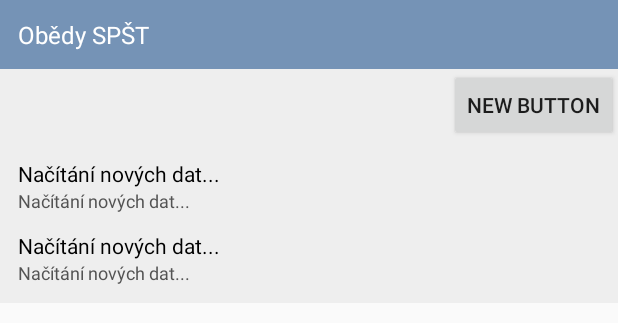
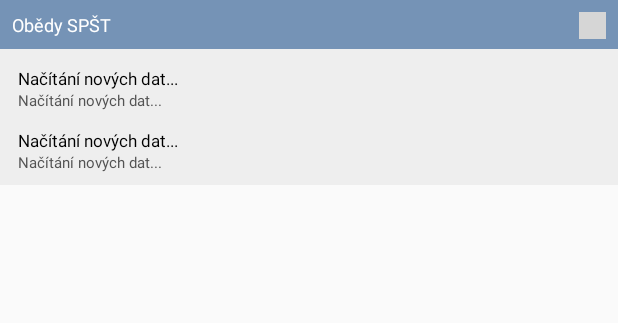
Before and after one commit to ArkayCZ/SPST-Lunchez, an Android app: the layout basic_widget.xml on its own in the app's theme, with its tools: preview values and no code run, on a phone screen of 412 x 824 dp. Shown: the top 323 px of the screen. Run offline under Robolectric (Android 15) with nearby library versions, the phone set to English and light mode, and no system bars; grey boxes are pictures that could not be loaded.

Commit message:
Implemented the refresh button to the widget.

```diff
--- a/app/build.gradle
+++ b/app/build.gradle
@@ -9,7 +9,7 @@ android {
         minSdkVersion 15
         targetSdkVersion 23
         versionCode 1
-        versionName "1.0"
+        versionName "1.1"
     }
     buildTypes {
         release {
--- a/app/src/main/AndroidManifest.xml
+++ b/app/src/main/AndroidManifest.xml
@@ -23,12 +23,10 @@
         <receiver android:name=".BasicWidgetProvider">
             <intent-filter>
                 <action android:name="android.appwidget.action.APPWIDGET_UPDATE" />
+                <action android:name="org.nexussoft.spstlunches.BasicWidgetProvider.UPDATE_ACTION" />
             </intent-filter>
             <meta-data android:name="android.appwidget.provider"
                 android:resource="@xml/basic_appwidget_info" />
         </receiver>
-
-
     </application>
-
 </manifest>
--- a/app/src/main/java/org/nexussoft/spstlunches/BasicWidgetProvider.java
+++ b/app/src/main/java/org/nexussoft/spstlunches/BasicWidgetProvider.java
@@ -29,25 +29,28 @@ public class BasicWidgetProvider extends AppWidgetProvider {
     public void onUpdate(Context context, AppWidgetManager appWidgetManager, int[] appWidgetIds) {
         super.onUpdate(context, appWidgetManager, appWidgetIds);
 
-        Log.i("WIDGET", "Doing stuff with the widget!");
-
         mViews = new RemoteViews(context.getPackageName(), R.layout.basic_widget);
         mManager = appWidgetManager;
         mWidgetIds = appWidgetIds;
+        mContext = context;
 
-        mViews.setTextViewText(R.id.lunch_1_title, "TITLE!");
-        Intent updateIntent = new Intent(context, BasicWidgetProvider.class);
-        updateIntent.setAction(UPDATE_ACTION);
-        PendingIntent updatePendingIntent = PendingIntent.getBroadcast(context, 0, updateIntent, PendingIntent.FLAG_UPDATE_CURRENT);
-        mViews.setOnClickPendingIntent(R.id.refresh_button, updatePendingIntent);
-
+        mViews.setOnClickPendingIntent(R.id.refresh_button, getPendingSelfIntent(context, UPDATE_ACTION));
         new DownloadTask().execute();
     }
 
     @Override
     public void onReceive(Context context, Intent intent) {
+        super.onReceive(context, intent);
+
         mContext = context;
-        Log.i("TAG", "Received!");
+        mClickUpdate = true;
+
+        new DownloadTask().execute();
+    }
+
+    public PendingIntent getPendingSelfIntent(Context context, String action) {
+        Intent intent = new Intent(context, getClass()).setAction(action);
+        return PendingIntent.getBroadcast(context, 0, intent, PendingIntent.FLAG_UPDATE_CURRENT);
     }
 
     private class DownloadTask extends AsyncTask<Void, Void, Void> {
@@ -56,7 +59,7 @@ public class BasicWidgetProvider extends AppWidgetProvider {
 
         @Override
         protected void onPostExecute(Void aVoid) {
-            if(!mClickUpdate) {
+            if (!mClickUpdate) {
                 mViews.setTextViewText(R.id.lunch_1_title, data[0].substring(0, 1).toUpperCase() + data[0].substring(1));
                 mViews.setTextViewText(R.id.lunch_2_title, data[1].substring(0, 1).toUpperCase() + data[1].substring(1));
 
--- a/app/src/main/res/layout/basic_widget.xml
+++ b/app/src/main/res/layout/basic_widget.xml
@@ -2,25 +2,39 @@
 <LinearLayout xmlns:android="http://schemas.android.com/apk/res/android"
     android:layout_width="match_parent"
     android:layout_height="wrap_content"
-    android:paddingBottom="12dp"
     android:background="@color/colorWidgetBackground"
-    android:orientation="vertical">
+    android:orientation="vertical"
+    android:paddingBottom="8dp">
 
-    <TextView
+    <RelativeLayout
         android:layout_width="match_parent"
         android:layout_height="wrap_content"
         android:background="@color/colorWidgetTopBar"
-        android:padding="12dp"
-        android:text="@string/basic_widget_title"
-        android:textColor="@color/basicWidgetTitle"
-        android:textSize="16sp" />
+        android:orientation="horizontal"
+        android:weightSum="1">
 
-    <Button
-        android:layout_width="wrap_content"
-        android:layout_height="wrap_content"
-        android:text="New Button"
-        android:id="@+id/refresh_button"
-        android:layout_gravity="right" />
+        <TextView
+            android:layout_width="wrap_content"
+            android:layout_height="wrap_content"
+            android:text="@string/basic_widget_title"
+            android:textColor="@color/basicWidgetTitle"
+            android:textSize="12sp"
+            android:layout_margin="8dp"
+            android:id="@+id/textView3" />
+
+        <ImageButton
+            android:id="@+id/refresh_button"
+            style="?android:attr/borderlessButtonStyle"
+            android:src="@drawable/ic_cached_white_24dp"
+            android:layout_alignTop="@+id/textView3"
+            android:layout_marginRight="8dp"
+            android:layout_alignParentRight="true"
+            android:layout_alignParentEnd="true"
+            android:layout_width="18dp"
+            android:layout_height="18dp" />
+
+    </RelativeLayout>
+
 
     <LinearLayout
         android:layout_width="match_parent"
@@ -28,47 +42,48 @@
         android:orientation="vertical">
 
         <TextView
-            android:layout_width="wrap_content"
-            android:layout_height="wrap_content"
-            android:paddingTop="12dp"
-            android:paddingLeft="12dp"
-            android:textColor="#000000"
-            android:text="@string/getting_data"
-            android:textSize="14sp"
-            android:id="@+id/lunch_1_title"/>
-
-        <TextView
+            android:id="@+id/lunch_1_title"
             android:layout_width="wrap_content"
             android:layout_height="wrap_content"
             android:paddingLeft="12dp"
+            android:paddingTop="12dp"
+            android:text="@string/getting_data"
+            android:textColor="#000000"
+            android:textSize="11sp" />
+
+        <TextView
+            android:id="@+id/lunch_1_description"
+            android:layout_width="wrap_content"
+            android:layout_height="wrap_content"
+            android:paddingLeft="12dp"
+            android:text="@string/getting_data"
             android:textColor="#535353"
-            android:text="@string/getting_data"
-            android:textSize="12sp"
-            android:id="@+id/lunch_1_description"/>
+            android:textSize="10sp" />
     </LinearLayout>
+
     <LinearLayout
         android:layout_width="match_parent"
         android:layout_height="wrap_content"
         android:orientation="vertical">
 
         <TextView
-            android:layout_width="wrap_content"
-            android:layout_height="wrap_content"
-            android:paddingTop="12dp"
-            android:paddingLeft="12dp"
-            android:textColor="#000000"
-            android:text="@string/getting_data"
-            android:textSize="14sp"
-            android:id="@+id/lunch_2_title"/>
-
-        <TextView
+            android:id="@+id/lunch_2_title"
             android:layout_width="wrap_content"
             android:layout_height="wrap_content"
             android:paddingLeft="12dp"
+            android:paddingTop="12dp"
+            android:text="@string/getting_data"
+            android:textColor="#000000"
+            android:textSize="11sp" />
+
+        <TextView
+            android:id="@+id/lunch_2_description"
+            android:layout_width="wrap_content"
+            android:layout_height="wrap_content"
+            android:paddingLeft="12dp"
+            android:text="@string/getting_data"
             android:textColor="#535353"
-            android:text="@string/getting_data"
-            android:textSize="12sp"
-            android:id="@+id/lunch_2_description"/>
+            android:textSize="10sp" />
     </LinearLayout>
 
 </LinearLayout>
```
Also changed, not shown: 1 other file.
